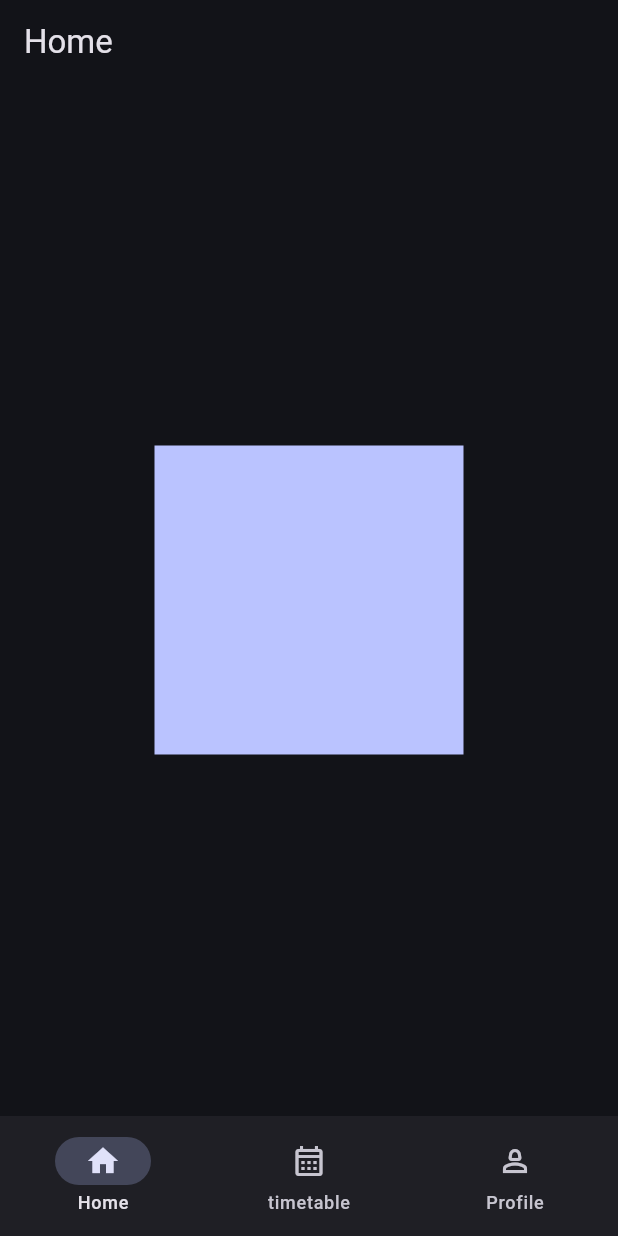
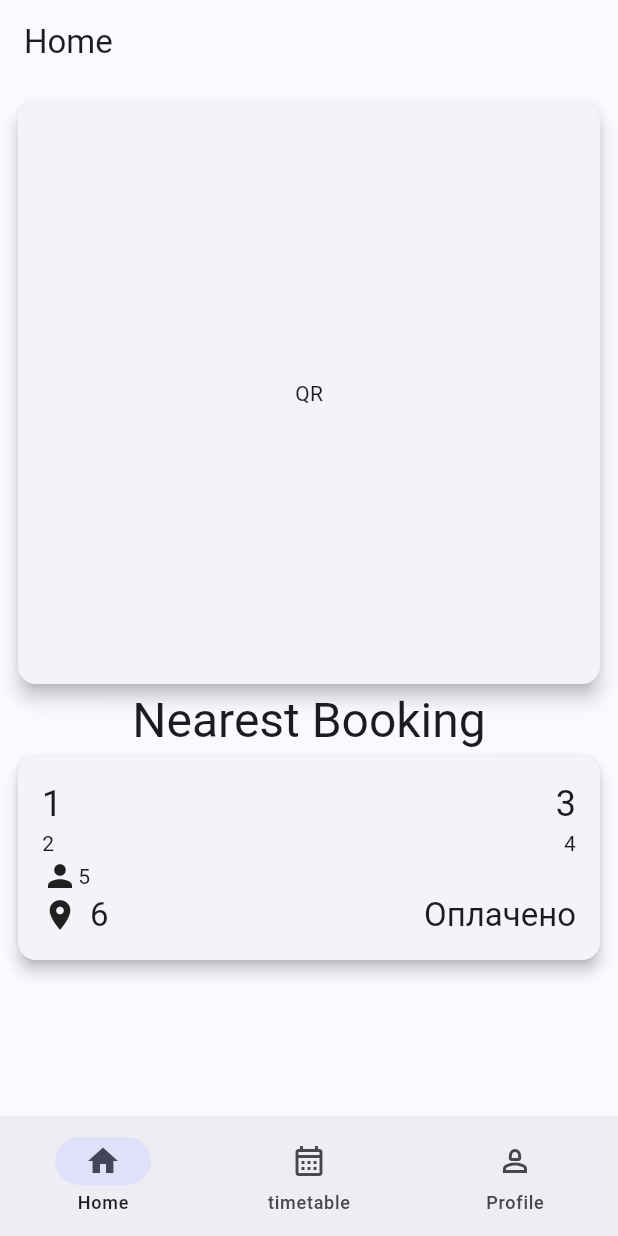
Before and after one commit to azpantic/fefu_fitness_site, a Flutter app: the screen it shows after launch, on a phone screen of 412 x 824 dp. Run offline on Flutter 3.47's test engine with Material 2 defaults, Android fonts, the phone set to English and light mode, and no system bars; our stand-ins replace get, go_router, isar; accounts and stored records are empty; generated files the repository leaves out were written again.

Commit message:
add event card

```diff
--- a/lib/controllers/main_controller.dart
+++ b/lib/controllers/main_controller.dart
@@ -6,7 +6,7 @@ import 'package:isar/isar.dart';
 class MainController extends GetxController {
   RxInt page = 0.obs;
 
-  RxBool isDarkMode = true.obs;
+  RxBool isDarkMode = false.obs;
   RxBool isSystemTheme = false.obs;
 
   RxBool isStaticColor = true.obs;
--- a/lib/database_init.dart
+++ b/lib/database_init.dart
@@ -9,7 +9,7 @@ Future<MainController> initMainController() async {
   MainController controller = MainController();
 
   if (kIsWeb) {
-    controller.isDarkMode(true);
+    controller.isDarkMode(false);
     controller.isSystemTheme(false);
 
     controller.colorSeed(appColor);
--- /dev/null
+++ b/lib/i18n/en_US/homepage_en.i18n.yaml
@@ -0,0 +1 @@
+nearest_booking: Nearest Booking
--- /dev/null
+++ b/lib/i18n/ru_RU/homepage_ru.i18n.yaml
@@ -0,0 +1 @@
+nearest_booking: Ближайшая бронь
--- a/lib/pages/home_page.dart
+++ b/lib/pages/home_page.dart
@@ -1,9 +1,28 @@
+import 'package:fefu_fitness_site/constans.dart';
 import 'package:fefu_fitness_site/i18n/strings.g.dart';
+import 'package:fefu_fitness_site/widgets/home_page/event_card.dart';
 import 'package:flutter/material.dart';
 import 'package:get/get.dart';
 
 class HomePage extends GetView<void> {
   const HomePage({super.key});
+
+  @override
+  Widget build(BuildContext context) {
+    return LayoutBuilder(
+      builder: (context, constraints) {
+        if (constraints.maxWidth <= maxWidthForPhoneLayout) {
+          return const HomePagePhoneLayout();
+        }
+
+        return const HomePageDesktopLayout();
+      },
+    );
+  }
+}
+
+class HomePageDesktopLayout extends StatelessWidget {
+  const HomePageDesktopLayout({super.key});
 
   @override
   Widget build(BuildContext context) {
@@ -17,8 +36,46 @@ class HomePage extends GetView<void> {
           color: context.theme.colorScheme.primary,
           child: const AspectRatio(
             aspectRatio: 1,
+            child: Text("Desktop"),
           ),
         ),
-        ));
+      ),
+    );
   }
 }
+
+class HomePagePhoneLayout extends StatelessWidget {
+  const HomePagePhoneLayout({super.key});
+
+  @override
+  Widget build(BuildContext context) {
+    return Scaffold(
+      appBar: AppBar(
+        title: Text(t.navbar.homepage),
+      ),
+      body: Padding(
+        padding: const EdgeInsets.all(appPadding),
+        child: SingleChildScrollView(
+          child: Column(
+            children: [
+              Card(
+                elevation: 5,
+                child: AspectRatio(
+                  aspectRatio: 1,
+                  child: Container(
+                    child: Center(child: Text("QR")),
+                  ),
+                ),
+              ),
+              Text(
+                t.homepage.nearest_booking,
+                style: Get.textTheme.headlineLarge,
+              ),
+              EventCard("1", "2", "3", "4", "5", "6"),
+            ],
+          ),
+        ),
+      ),
+    );
+  }
+}
--- a/lib/routes.dart
+++ b/lib/routes.dart
@@ -64,14 +64,17 @@ final router = GoRouter(
             }
 
             return Obx(
-              () => Row(
+              () => Scaffold(
+                body: Row(
                   children: [
-                  NavigationRail(
+                    Card(
+                      elevation: 10,
+                      shape: RoundedRectangleBorder(
+                        borderRadius: BorderRadius.circular(appRoundRadius),
+                      ),
+                      child: NavigationRail(
                         groupAlignment: 0,
-                    elevation: 5,
-                    minWidth: 100,
                         extended: true,
-                    // labelType: NavigationRailLabelType.all,
                         selectedIndex: _controller.page(),
 
                         destinations: [
@@ -99,8 +102,18 @@ final router = GoRouter(
                           );
                         },
                       ),
-                  Expanded(child: child),
+                    ),
+                    Expanded(
+                      child: Card(
+                        elevation: 10,
+                        shape: RoundedRectangleBorder(
+                          borderRadius: BorderRadius.circular(appRoundRadius),
+                        ),
+                        child: child,
+                      ),
+                    ),
                   ],
+                ),
               ),
             );
           },
--- /dev/null
+++ b/lib/widgets/home_page/event_card.dart
@@ -0,0 +1,80 @@
+import 'package:flutter/material.dart';
+import 'package:get/get.dart';
+
+class EventCard extends GetView<void> {
+  const EventCard(
+      this.text1, this.text2, this.text3, this.text4, this.text5, this.text6,
+      {super.key});
+
+  final String text1;
+  final String text2;
+  final String text3;
+  final String text4;
+  final String text5;
+  final String text6;
+
+  @override
+  Widget build(BuildContext context) {
+    return InkResponse(
+      onTap: () {},
+      child: Card(
+        elevation: 4,
+        child: Padding(
+          padding: const EdgeInsets.all(16.0),
+          child: Column(
+            mainAxisAlignment: MainAxisAlignment.spaceBetween,
+            children: [
+              Row(
+                mainAxisAlignment: MainAxisAlignment.spaceBetween,
+                children: [
+                  Column(
+                    crossAxisAlignment: CrossAxisAlignment.start,
+                    children: [
+                      Text(
+                        text1,
+                        style: context.textTheme.headlineSmall,
+                      ),
+                      Text(text2)
+                    ],
+                  ),
+                  Column(
+                    crossAxisAlignment: CrossAxisAlignment.end,
+                    children: [
+                      Text(
+                        text3,
+                        style: context.textTheme.headlineSmall,
+                      ),
+                      Text(text4)
+                    ],
+                  )
+                ],
+              ),
+              Row(
+                children: [
+                  Icon(Icons.person),
+                  Text(text5),
+                ],
+              ),
+              Row(
+                mainAxisAlignment: MainAxisAlignment.spaceBetween,
+                children: [
+                  Row(
+                    children: [
+                      const Icon(Icons.location_on),
+                      const SizedBox(width: 8),
+                      Text(
+                        text6,
+                        style: context.textTheme.titleLarge,
+                      ),
+                    ],
+                  ),
+                  Text('Оплачено', style: context.textTheme.titleLarge)
+                ],
+              ),
+            ],
+          ),
+        ),
+      ),
+    );
+  }
+}
```
Also changed, not shown: lib/i18n/strings.g.dart. Lines whose indentation alone changed are shown as unchanged.
